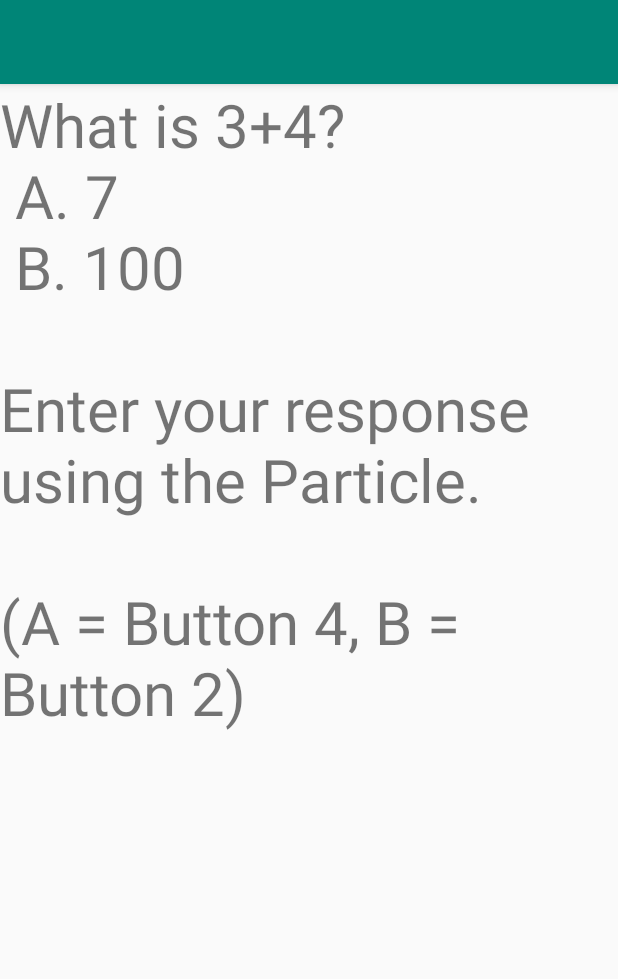
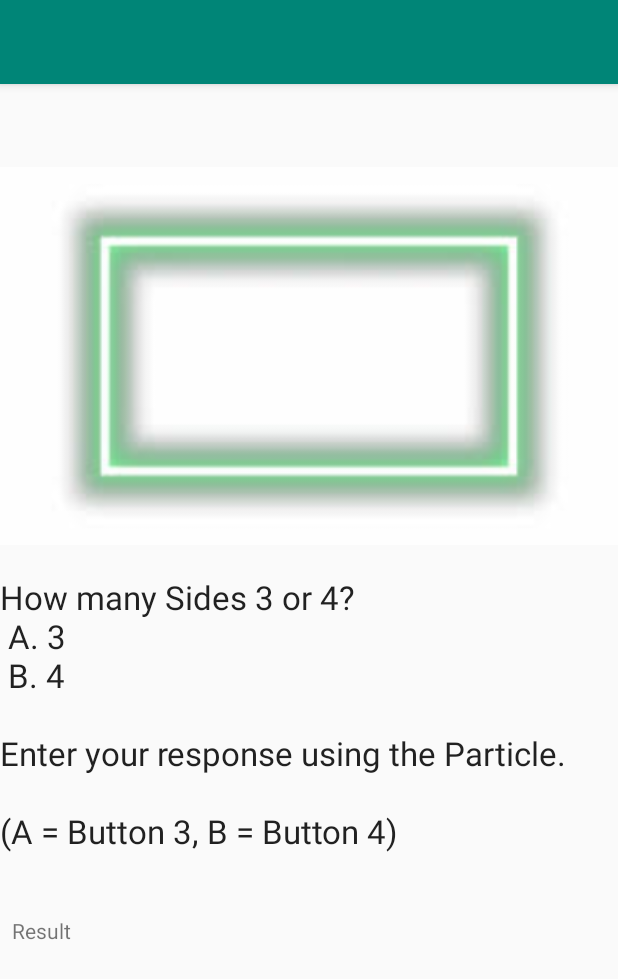
Before and after one commit to rajkarthik1/TeachMeShapes, an Android app: the screen it shows after launch (MainActivity), on a phone screen of 412 x 824 dp. Shown: the top 979 px of the screen. Run offline under Robolectric (Android 15) with nearby library versions, the phone set to English and light mode, and no system bars; libraries missing offline, so code that uses them is left out: io.particle.android; 2 statements that could not run were skipped.

Commit message:
Added shapes and questions

```diff
--- a/app/src/main/java/com/example/quizapp/MainActivity.java
+++ b/app/src/main/java/com/example/quizapp/MainActivity.java
@@ -4,6 +4,7 @@ import android.support.annotation.NonNull;
 import android.support.v7.app.AppCompatActivity;
 import android.os.Bundle;
 import android.util.Log;
+import android.widget.TextView;
 
 import java.io.IOException;
 import java.util.ArrayList;
@@ -21,12 +22,14 @@ public class MainActivity extends AppCompatActivity {
     // MARK: Debug info
     private final String TAG="QUIZ";
 
+    TextView result;
+
     // MARK: Particle Account Info
-    private final String PARTICLE_USERNAME = "jenelleteaches@gmail.com";
-    private final String PARTICLE_PASSWORD = "nonsense1234";
+    private final String PARTICLE_USERNAME = "rajkarthik711@gmail.com";
+    private final String PARTICLE_PASSWORD = "Chicago@1";
 
     // MARK: Particle device-specific info
-    private final String DEVICE_ID = "36001b001047363333343437";
+    private final String DEVICE_ID = "22003f000f47363333343437";
 
     // MARK: Particle Publish / Subscribe variables
     private long subscriptionId;
@@ -38,6 +41,7 @@ public class MainActivity extends AppCompatActivity {
     protected void onCreate(Bundle savedInstanceState) {
         super.onCreate(savedInstanceState);
         setContentView(R.layout.activity_main);
+        result = findViewById(R.id.result);
 
         // 1. Initialize your connection to the Particle API
         ParticleCloudSDK.init(this.getApplicationContext());
--- /dev/null
+++ b/app/src/main/java/com/example/quizapp/Questions.java
@@ -0,0 +1,11 @@
+package com.example.quizapp;
+
+public class Questions {
+
+//private String ques [] = {
+//
+//        "how many shapes in a pentagon ?"
+//        "how many sides in a octagon? "
+//}
+
+}
--- a/app/src/main/res/layout/activity_main.xml
+++ b/app/src/main/res/layout/activity_main.xml
@@ -1,5 +1,5 @@
 <?xml version="1.0" encoding="utf-8"?>
-<LinearLayout xmlns:android="http://schemas.android.com/apk/res/android"
+<RelativeLayout xmlns:android="http://schemas.android.com/apk/res/android"
     xmlns:app="http://schemas.android.com/apk/res-auto"
     xmlns:tools="http://schemas.android.com/tools"
     android:layout_width="match_parent"
@@ -7,10 +7,34 @@
     android:orientation="vertical"
     tools:context=".MainActivity">
 
+    <ImageView
+        android:id="@+id/imageView"
+        android:layout_width="match_parent"
+        android:layout_height="289dp"
+        android:layout_alignParentEnd="true"
+        android:layout_alignParentBottom="true"
+        android:layout_marginEnd="0dp"
+        android:layout_marginBottom="442dp"
+        app:srcCompat="@drawable/rect1" />
+
     <TextView
-        android:layout_width="wrap_content"
-        android:layout_height="wrap_content"
-        android:text="What is 3+4? \n A. 7 \n B. 100\n\nEnter your response using the Particle.\n\n(A = Button 4, B = Button 2)"
-        android:textSize="40sp" />
+        android:id="@+id/textView"
+        android:layout_width="match_parent"
+        android:layout_height="289dp"
+        android:layout_alignParentEnd="true"
+        android:layout_alignParentBottom="true"
+        android:layout_marginEnd="0dp"
+        android:layout_marginBottom="151dp"
+        android:text="How many Sides 3 or 4? \n A. 3 \n B. 4\n\nEnter your response using the Particle.\n\n(A = Button 3, B = Button 4)"
+        android:textAppearance="@style/TextAppearance.AppCompat.Large" />
 
-</LinearLayout>
+    <TextView
+        android:id="@+id/result"
+        android:layout_width="412dp"
+        android:layout_height="48dp"
+        android:layout_alignParentEnd="true"
+        android:layout_alignParentBottom="true"
+        android:layout_marginEnd="-8dp"
+        android:layout_marginBottom="165dp"
+        android:text="Result" />
+</RelativeLayout>
```
Also changed, not shown: app/src/main/res/drawable/rect.png (added), app/src/main/res/drawable/rect1.jpeg (added).
